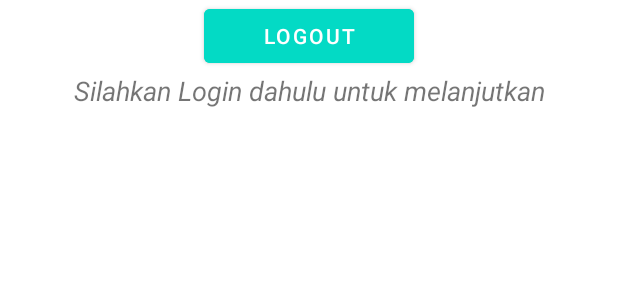
After one commit to FahrezaDA/BarbershopAndroid, an Android app: the layout activity_beranda.xml on its own in the app's theme, with its tools: preview values and no code run, on a phone screen of 412 x 824 dp. The commit adds this screen. Shown: the top 300 px of the screen. Run offline under Robolectric (Android 15) with nearby library versions, the phone set to English and light mode, and no system bars.

Commit message:
login dan register

```diff
--- a/app/src/main/java/com/project/barbershop/MainActivitySatu.java
+++ b/app/src/main/java/com/project/barbershop/registrasiSatu/MainActivitySatu.java
@@ -1,4 +1,4 @@
-package com.project.barbershop;
+package com.project.barbershop.registrasiSatu;
 
 import android.content.Intent;
 import android.os.Bundle;
@@ -7,6 +7,7 @@ import android.widget.Toast;
 
 import androidx.appcompat.app.AppCompatActivity;
 
+import com.project.barbershop.R;
 import com.project.barbershop.registrasiSatu.activity.registrasi;
 
 public class MainActivitySatu extends AppCompatActivity {
--- a/app/src/main/java/com/project/barbershop/registrasiSatu/activity/registrasi.java
+++ b/app/src/main/java/com/project/barbershop/registrasiSatu/activity/registrasi.java
@@ -23,7 +23,7 @@ public class registrasi extends AppCompatActivity {
     @Override
     protected void onCreate(Bundle savedInstanceState){
         super.onCreate(savedInstanceState);
-        setContentView(R.layout.register);
+        setContentView(R.layout.activity_registrasi);
 
         r_username=findViewById(R.id.r_username);
         r_password=findViewById(R.id.r_password);
--- /dev/null
+++ b/app/src/main/res/layout/activity_beranda.xml
@@ -0,0 +1,29 @@
+<?xml version="1.0" encoding="utf-8"?>
+<LinearLayout xmlns:android="http://schemas.android.com/apk/res/android"
+    xmlns:app="http://schemas.android.com/apk/res-auto"
+    xmlns:tools="http://schemas.android.com/tools"
+    android:layout_width="match_parent"
+    android:layout_height="match_parent"
+    android:orientation="vertical"
+    tools:context=".beranda">
+
+    <Button
+        android:id="@+id/logout"
+        android:layout_width="140dp"
+        android:layout_height="wrap_content"
+        android:layout_gravity="center"
+        android:backgroundTint="@color/teal_200"
+        android:text="LOGOUT"
+        android:textAllCaps="false"
+        android:textColor="@color/white" />
+
+    <TextView
+        android:layout_width="match_parent"
+        android:layout_height="45dp"
+        android:text="Silahkan Login dahulu untuk melanjutkan"
+        android:textAlignment="center"
+        android:textStyle="italic"
+        android:textSize="18dp"
+        android:paddingBottom="15dp"
+        android:id="@+id/welcome"/>
+</LinearLayout>
--- a/app/src/main/res/layout/activity_login.xml
+++ b/app/src/main/res/layout/activity_login.xml
@@ -5,7 +5,7 @@
     android:layout_width="match_parent"
     android:orientation ="vertical"
     android:layout_height="match_parent"
-    tools:context=".MainActivitySatu">
+    tools:context=".MainActivity">
 
     <LinearLayout
         android:layout_width="match_parent"
--- a/app/src/main/res/layout/register.xml
+++ b/app/src/main/res/layout/activity_registrasi.xml
@@ -5,7 +5,7 @@
     android:layout_width="match_parent"
     android:orientation ="vertical"
     android:layout_height="match_parent"
-    tools:context=".MainActivitySatu">
+    tools:context=".RegistrasiActivity">
 
     <LinearLayout
         android:layout_width="match_parent"
--- a/app/src/main/res/menu/menu_main.xml
+++ b/app/src/main/res/menu/menu_main.xml
@@ -1,7 +1,7 @@
 <menu xmlns:android="http://schemas.android.com/apk/res/android"
     xmlns:app="http://schemas.android.com/apk/res-auto"
     xmlns:tools="http://schemas.android.com/tools"
-    tools:context="com.project.barbershop.MainActivitySatu">
+    tools:context="com.project.barbershop.registrasiSatu.MainActivitySatu">
     <item
         android:id="@+id/action_settings"
         android:orderInCategory="100"
```
Also changed, not shown: app/src/main/AndroidManifest.xml (+5 -11 lines), app/src/main/java/com/project/barbershop/MainActivity.java (+53 -46 lines), app/src/main/java/com/project/barbershop/RegistrasiActivity.java (added, +84 -0 lines), app/src/main/java/com/project/barbershop/activity_beranda.java (added, +14 -0 lines), app/src/main/java/com/project/barbershop/beranda.java (added, +43 -0 lines).
